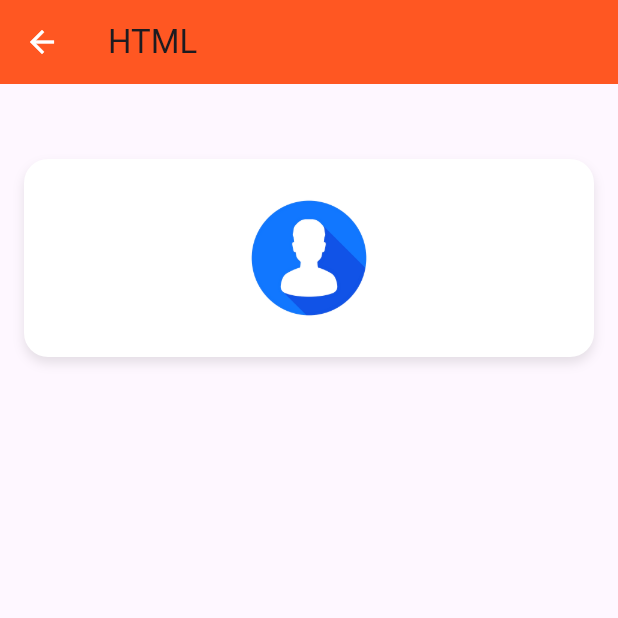
After one commit to Imran-decoder/E-Learning-Platform, a Flutter app: the screen it shows after launch, after a tap on "HTML", on a phone screen of 412 x 824 dp, the top half of it. The commit adds this screen. Run offline on Flutter 3.47's test engine with Material 3 defaults, Android fonts, the phone set to English and light mode, and no system bars; our stand-ins replace google_fonts, percent_indicator.

Commit message:
course detail screen add

```diff
--- /dev/null
+++ b/lib/screens/course_detail_screen.dart
@@ -0,0 +1,55 @@
+import 'package:flutter/material.dart';
+
+class CourseDetailsScreen extends StatelessWidget {
+  final String courseName;
+  final String logoPath;
+
+  const CourseDetailsScreen({
+    required this.courseName,
+    required this.logoPath,
+    Key? key,
+  }) : super(key: key);
+
+  @override
+  Widget build(BuildContext context) {
+    return Scaffold(
+      appBar: AppBar(
+        title: Text(courseName), // Course name in AppBar title
+        backgroundColor: Colors.deepOrange,
+      ),
+      body: SafeArea(
+        child: Stack(
+          children: [
+            // Logo with rounded rectangle background
+            Positioned(
+              top: 50,  // Adjust position for logo
+              left: 16,
+              right: 16,
+              child: Container(
+                padding: const EdgeInsets.all(16),
+                decoration: BoxDecoration(
+                  color: Colors.white,
+                  borderRadius: BorderRadius.circular(16),
+                  boxShadow: [
+                    BoxShadow(
+                      color: Colors.black.withOpacity(0.1),
+                      blurRadius: 6,
+                      offset: const Offset(0, 4),
+                    ),
+                  ],
+                ),
+                child: Image.asset(
+                  logoPath,
+                  height: 100,
+                  width: 100,
+                  fit: BoxFit.contain,
+                ),
+              ),
+            ),
+            // Course name below logo
+          ],
+        ),
+      ),
+    );
+  }
+}
--- a/lib/screens/dashboard_screen.dart
+++ b/lib/screens/dashboard_screen.dart
@@ -1,8 +1,11 @@
 import 'package:flutter/material.dart';
 import 'package:elearning/components/ongoing_course_card.dart';
 import 'package:elearning/components/explore_course_card.dart';
+import 'package:elearning/screens/course_detail_screen.dart';
 
 class DashboardScreen extends StatefulWidget {
+  const DashboardScreen({super.key});
+
   @override
   _DashboardScreenState createState() => _DashboardScreenState();
 }
@@ -37,15 +40,54 @@ class _DashboardScreenState extends State<DashboardScreen> {
   Widget build(BuildContext context) {
     return Scaffold(
       extendBodyBehindAppBar: true,
-      appBar: PreferredSize(
-        preferredSize: Size.fromHeight(100),
+      appBar: _buildAppBar(),
+      body: SafeArea(
+        child: Padding(
+          padding: const EdgeInsets.all(16.0),
+          child: ListView(
+            children: [
+              const SizedBox(height: 20),
+              _buildGreetingSection(),
+              const SizedBox(height: 20),
+              _buildSearchBar(),
+              const SizedBox(height: 28),
+              _buildSectionHeader(
+                title: "Explore All Courses",
+                actionText: "See All",
+              ),
+              const SizedBox(height: 20),
+              _buildCourseList(
+                courses,
+                    (index) => ExploreCourseCard(
+                  logoPath: courses[index]['logo']!,
+                  courseName: courses[index]['name']!,
+                  onTap: () => _onCourseSelected(context, courses[index]),
+                ),
+              ),
+              const SizedBox(height: 28),
+              _buildSectionHeader(
+                title: "Ongoing Course",
+                actionText: "See All",
+              ),
+              const SizedBox(height: 20),
+              ..._buildOngoingCourses(),
+            ],
+          ),
+        ),
+      ),
+    );
+  }
+
+  PreferredSizeWidget _buildAppBar() {
+    return PreferredSize(
+      preferredSize: const Size.fromHeight(100),
       child: SafeArea(
         child: Padding(
           padding: const EdgeInsets.symmetric(horizontal: 22.0, vertical: 24.0),
           child: Row(
             mainAxisAlignment: MainAxisAlignment.spaceBetween,
             children: [
-                CircleAvatar(
+              const CircleAvatar(
                 backgroundImage: AssetImage('assets/images/profile.png'),
                 radius: 22,
               ),
@@ -61,7 +103,7 @@ class _DashboardScreenState extends State<DashboardScreen> {
                           color: Colors.black.withOpacity(0.1),
                           shape: BoxShape.circle,
                         ),
-                          child: Icon(Icons.notifications, size: 30.0, color: Colors.black45),
+                        child: const Icon(Icons.notifications, size: 30.0, color: Colors.black45),
                       ),
                       Positioned(
                         top: 10,
@@ -69,7 +111,7 @@ class _DashboardScreenState extends State<DashboardScreen> {
                         child: Container(
                           height: 10,
                           width: 10,
-                            decoration: BoxDecoration(
+                          decoration: const BoxDecoration(
                             color: Colors.red,
                             shape: BoxShape.circle,
                           ),
@@ -77,12 +119,10 @@ class _DashboardScreenState extends State<DashboardScreen> {
                       ),
                     ],
                   ),
-                    SizedBox(width: 16),
+                  const SizedBox(width: 16),
                   IconButton(
-                      icon: Icon(Icons.more_vert, color: Colors.grey),
-                      onPressed: () {
-                        debugPrint("Menu clicked");
-                      },
+                    icon: const Icon(Icons.more_vert, color: Colors.grey),
+                    onPressed: () => debugPrint("Menu clicked"),
                   ),
                 ],
               ),
@@ -90,16 +130,11 @@ class _DashboardScreenState extends State<DashboardScreen> {
           ),
         ),
       ),
-      ),
-      body: Stack(
-        children: [
-          SafeArea(
-            child: Padding(
-              padding: const EdgeInsets.all(16.0),
-              child: ListView(
-                children: [
-                  SizedBox(height: 20),
-                  Center(
+    );
+  }
+
+  Widget _buildGreetingSection() {
+    return const Center(
       child: Text(
         "Hello, Arshad!",
         style: TextStyle(
@@ -108,12 +143,13 @@ class _DashboardScreenState extends State<DashboardScreen> {
           color: Colors.black,
         ),
       ),
-                  ),
-                  SizedBox(height: 20),
-                  // Search Bar
-                  Center(
+    );
+  }
+
+  Widget _buildSearchBar() {
+    return Center(
       child: Container(
-                      decoration: BoxDecoration(
+        decoration: const BoxDecoration(
           color: Colors.deepOrange,
           borderRadius: BorderRadius.all(Radius.circular(30.0)),
         ),
@@ -124,95 +160,77 @@ class _DashboardScreenState extends State<DashboardScreen> {
                 padding: const EdgeInsets.symmetric(horizontal: 16.0),
                 child: TextField(
                   controller: _searchControl,
-                                decoration: InputDecoration(
+                  decoration: const InputDecoration(
                     fillColor: Colors.deepOrange,
                     border: InputBorder.none,
                     hintText: "Search courses",
-                                  hintStyle: TextStyle(color: Colors.white70, fontSize: 18.0,),
+                    hintStyle: TextStyle(color: Colors.white70, fontSize: 18.0),
                   ),
-                                style: TextStyle(color: Colors.black54, fontSize: 21.0),
+                  style: const TextStyle(color: Colors.black54, fontSize: 21.0),
                 ),
               ),
             ),
-                          Padding(
-                            padding: const EdgeInsets.only(right: 12.0),
+            const Padding(
+              padding: EdgeInsets.only(right: 12.0),
               child: Icon(Icons.search, color: Colors.white70),
             ),
           ],
         ),
       ),
-                  ),
-                  SizedBox(height: 28),
-                  // Explore All Courses Header
-                  Row(
+    );
+  }
+
+  Widget _buildSectionHeader({required String title, required String actionText}) {
+    return Row(
       mainAxisAlignment: MainAxisAlignment.spaceBetween,
-                    children: <Widget>[
+      children: [
         Text(
-                        "Explore All Courses",
-                        style: TextStyle(
+          title,
+          style: const TextStyle(
             fontSize: 22,
             fontWeight: FontWeight.bold,
             color: Colors.black,
           ),
         ),
         Text(
-                        'See All',
-                        style: TextStyle(
+          actionText,
+          style: const TextStyle(
             fontSize: 16,
             color: Colors.blue,
             fontWeight: FontWeight.bold,
           ),
         ),
       ],
-                  ),
-                  SizedBox(height: 20),
-                  // Explore Courses Carousel
-                  SizedBox(
+    );
+  }
+
+  Widget _buildCourseList(List<Map<String, String>> courses, Widget Function(int) itemBuilder) {
+    return SizedBox(
       height: 200,
       child: ListView.builder(
         scrollDirection: Axis.horizontal,
         itemCount: courses.length,
-                      itemBuilder: (context, index) {
-                        return ExploreCourseCard(
-                          logoPath: courses[index]['logo']!,
-                          courseName: courses[index]['name']!,
+        itemBuilder: (context, index) => itemBuilder(index),
+      ),
     );
-                      },
+  }
+
+  List<Widget> _buildOngoingCourses() {
+    return [
+      OngoingCourseCard(courseName: "Flutter Basics", progress: 0.6),
+      const SizedBox(height: 16),
+      OngoingCourseCard(courseName: "React Native Advanced", progress: 0.3),
+    ];
+  }
+
+  void _onCourseSelected(BuildContext context, Map<String, String> course) {
+    Navigator.push(
+      context,
+      MaterialPageRoute(
+        builder: (context) => CourseDetailsScreen(
+          courseName: course['name']!,
+          logoPath: course['logo']!,
         ),
-                  ),
-                  SizedBox(height: 28),
-                  // Ongoing Courses Header
-                  Row(
-                    mainAxisAlignment: MainAxisAlignment.spaceBetween,
-                    children: <Widget>[
-                      Text(
-                        "Ongoing Course",
-                        style: TextStyle(
-                          fontSize: 22,
-                          fontWeight: FontWeight.bold,
-                          color: Colors.black,
-                        ),
-                      ),
-                      Text(
-                        'See All',
-                        style: TextStyle(
-                          fontSize: 16,
-                          color: Colors.blue,
-                          fontWeight: FontWeight.bold,
-                        ),
-                      ),
-                    ],
-                  ),
-                  SizedBox(height: 20),
-                  // Ongoing Courses
-                  OngoingCourseCard(courseName: "Flutter Basics", progress: 0.6),
-                  SizedBox(height: 16),
-                  OngoingCourseCard(courseName: "React Native Advanced", progress: 0.3),
-                ],
-              ),
-            ),
-          ),
-        ],
       ),
     );
   }
```
Also changed, not shown: lib/components/explore_course_card.dart (+6 -1 lines). Lines whose indentation alone changed are shown as unchanged.
